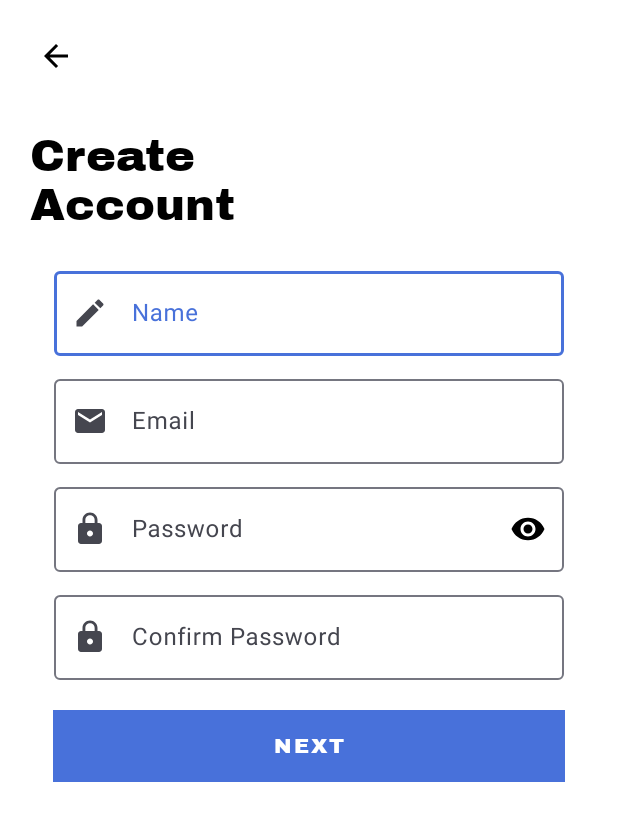
After one commit to Boluyeb/CARpital, an Android app: the SignUpActivity screen opened directly, with no data from a screen before it, on a phone screen of 412 x 824 dp. The commit adds this screen. Shown: the top 821 px of the screen. Run offline under Robolectric (Android 15) with nearby library versions, the phone set to English and light mode, and no system bars.

Commit message:
Created signup activity temporarily which should be improved

```diff
--- a/app/build.gradle
+++ b/app/build.gradle
@@ -36,4 +36,6 @@ dependencies {
     testImplementation 'junit:junit:4.13.2'
     androidTestImplementation 'androidx.test.ext:junit:1.1.3'
     androidTestImplementation 'androidx.test.espresso:espresso-core:3.4.0'
+//    country code picker
+    implementation 'com.hbb20:ccp:2.5.0'
 }
--- /dev/null
+++ b/app/src/main/java/uk/ac/tees/a0174604/carpital/SignUpActivity.java
@@ -0,0 +1,51 @@
+package uk.ac.tees.a0174604.carpital;
+
+import androidx.appcompat.app.AppCompatActivity;
+
+import android.app.ActivityOptions;
+import android.content.Intent;
+import android.os.Bundle;
+import android.util.Pair;
+import android.view.View;
+import android.widget.Button;
+import android.widget.ImageView;
+import android.widget.TextView;
+
+public class SignUpActivity extends AppCompatActivity {
+
+    ImageView signup_backBtn;
+    TextView signup_welcome;
+    Button signup_nextBtn;
+
+
+    @Override
+    protected void onCreate(Bundle savedInstanceState) {
+        super.onCreate(savedInstanceState);
+        setContentView(R.layout.activity_sign_up);
+
+        signup_backBtn = findViewById(R.id.signup_back_button);
+        signup_welcome = findViewById(R.id.signup_welcome);
+        signup_nextBtn = findViewById(R.id.next_signup_btn);
+    }
+
+    public void nextSignupScreen(View view) {
+        Intent intent = new Intent(this,SignupSecondActivity.class);
+
+//        add transition.
+        Pair[] pairs = new Pair[3];
+
+//        for the backbutton transition
+        pairs[0] = new Pair<View,String>(signup_backBtn,"back_arrow_btn");
+        pairs[1] = new Pair<View,String>(signup_welcome,"transition_title_text");
+        pairs[2] = new Pair<View,String>(signup_nextBtn,"transition_next_login");
+
+//        add transitions to activity
+        ActivityOptions options = ActivityOptions.makeSceneTransitionAnimation(SignUpActivity.this,pairs);
+
+//        start activity
+        startActivity(intent,options.toBundle());
+
+
+
+    }
+}
--- /dev/null
+++ b/app/src/main/res/drawable/back_icon.xml
@@ -0,0 +1,5 @@
+<vector android:autoMirrored="true" android:height="24dp"
+    android:tint="#000000" android:viewportHeight="24"
+    android:viewportWidth="24" android:width="24dp" xmlns:android="http://schemas.android.com/apk/res/android">
+    <path android:fillColor="@android:color/white" android:pathData="M20,11H7.83l5.59,-5.59L12,4l-8,8 8,8 1.41,-1.41L7.83,13H20v-2z"/>
+</vector>
--- /dev/null
+++ b/app/src/main/res/drawable/black_border.xml
@@ -0,0 +1,6 @@
+<?xml version="1.0" encoding="utf-8"?>
+<shape android:shape="rectangle" xmlns:android="http://schemas.android.com/apk/res/android">
+    <solid android:color="#00ffffff"/>
+    <stroke android:width="1dp" android:color="#000000"/>
+    <corners android:radius="5dp"/>
+</shape>
--- /dev/null
+++ b/app/src/main/res/drawable/edit_icon.xml
@@ -0,0 +1,5 @@
+<vector android:height="24dp" android:tint="#000000"
+    android:viewportHeight="24" android:viewportWidth="24"
+    android:width="24dp" xmlns:android="http://schemas.android.com/apk/res/android">
+    <path android:fillColor="@android:color/white" android:pathData="M3,17.25V21h3.75L17.81,9.94l-3.75,-3.75L3,17.25zM20.71,7.04c0.39,-0.39 0.39,-1.02 0,-1.41l-2.34,-2.34c-0.39,-0.39 -1.02,-0.39 -1.41,0l-1.83,1.83 3.75,3.75 1.83,-1.83z"/>
+</vector>
--- /dev/null
+++ b/app/src/main/res/drawable/email_icon.xml
@@ -0,0 +1,5 @@
+<vector android:height="24dp" android:tint="#000000"
+    android:viewportHeight="24" android:viewportWidth="24"
+    android:width="24dp" xmlns:android="http://schemas.android.com/apk/res/android">
+    <path android:fillColor="@android:color/white" android:pathData="M20,4L4,4c-1.1,0 -1.99,0.9 -1.99,2L2,18c0,1.1 0.9,2 2,2h16c1.1,0 2,-0.9 2,-2L22,6c0,-1.1 -0.9,-2 -2,-2zM20,8l-8,5 -8,-5L4,6l8,5 8,-5v2z"/>
+</vector>
--- /dev/null
+++ b/app/src/main/res/drawable/phone_icon.xml
@@ -0,0 +1,5 @@
+<vector android:height="24dp" android:tint="#000000"
+    android:viewportHeight="24" android:viewportWidth="24"
+    android:width="24dp" xmlns:android="http://schemas.android.com/apk/res/android">
+    <path android:fillColor="@android:color/white" android:pathData="M6.62,10.79c1.44,2.83 3.76,5.14 6.59,6.59l2.2,-2.2c0.27,-0.27 0.67,-0.36 1.02,-0.24 1.12,0.37 2.33,0.57 3.57,0.57 0.55,0 1,0.45 1,1V20c0,0.55 -0.45,1 -1,1 -9.39,0 -17,-7.61 -17,-17 0,-0.55 0.45,-1 1,-1h3.5c0.55,0 1,0.45 1,1 0,1.25 0.2,2.45 0.57,3.57 0.11,0.35 0.03,0.74 -0.25,1.02l-2.2,2.2z"/>
+</vector>
--- a/app/src/main/res/layout/activity_on_boarding.xml
+++ b/app/src/main/res/layout/activity_on_boarding.xml
@@ -52,7 +52,8 @@
             android:text="@string/let_get_started"
             android:textColor="@color/seed"
             android:visibility="invisible"
-            app:cornerRadius="10dp" />
+            app:cornerRadius="10dp"
+            android:onClick="getStarted"/>
 
 
         <LinearLayout
--- /dev/null
+++ b/app/src/main/res/layout/activity_sign_up.xml
@@ -0,0 +1,157 @@
+<?xml version="1.0" encoding="utf-8"?>
+<LinearLayout xmlns:android="http://schemas.android.com/apk/res/android"
+    xmlns:app="http://schemas.android.com/apk/res-auto"
+    xmlns:tools="http://schemas.android.com/tools"
+    android:layout_width="match_parent"
+    android:layout_height="match_parent"
+    tools:context=".SignUpActivity"
+    android:orientation="vertical"
+    android:background="@color/white"
+    android:padding="20dp">
+
+    <ImageView
+        android:id="@+id/signup_back_button"
+        android:layout_width="wrap_content"
+        android:layout_height="wrap_content"
+        android:padding="5dp"
+        android:src="@drawable/back_icon"
+        android:transitionName="back_arrow_btn"
+        />
+
+<!--    <ImageView-->
+<!--        android:id="@+id/logoImg"-->
+<!--        android:layout_width="150dp"-->
+<!--        android:layout_height="150dp"-->
+<!--        android:src="@drawable/carpital_blue"-->
+<!--        android:contentDescription="@string/logo"-->
+<!--        android:layout_gravity="center"-->
+<!--        />-->
+
+    <TextView
+        android:id="@+id/signup_welcome"
+        android:layout_width="wrap_content"
+        android:layout_height="wrap_content"
+        android:text="@string/create_account"
+        android:textSize="30sp"
+        android:fontFamily="@font/archivo_black"
+        android:textColor="#000000"
+        android:layout_marginTop="30dp"
+        android:transitionName="transition_title_text"
+        />
+
+    <LinearLayout
+        android:layout_width="match_parent"
+        android:layout_height="wrap_content"
+        android:layout_marginTop="20dp"
+        android:layout_marginBottom="20dp"
+        android:orientation="vertical"
+        >
+
+        <com.google.android.material.textfield.TextInputLayout
+            android:id="@+id/username"
+            android:layout_width="match_parent"
+            android:layout_height="wrap_content"
+            android:hint="@string/name_client"
+            style="@style/Widget.Material3.AutoCompleteTextView.OutlinedBox"
+            app:startIconDrawable="@drawable/edit_icon"
+            app:endIconMode="clear_text"
+            app:endIconTint="#000000"
+            android:padding="0dp"
+            >
+
+            <com.google.android.material.textfield.TextInputEditText
+                android:layout_width="match_parent"
+                android:layout_height="wrap_content"
+                android:inputType="text"
+                android:textColor="#000000"/>
+
+        </com.google.android.material.textfield.TextInputLayout>
+
+        <com.google.android.material.textfield.TextInputLayout
+            android:id="@+id/user_email"
+            android:layout_width="match_parent"
+            android:layout_height="wrap_content"
+            android:hint="@string/email"
+            style="@style/Widget.Material3.AutoCompleteTextView.OutlinedBox"
+            app:startIconDrawable="@drawable/email_icon"
+            app:endIconMode="clear_text"
+            app:endIconTint="#000000"
+            android:padding="0dp"
+            android:layout_marginTop="10dp"
+            >
+
+            <com.google.android.material.textfield.TextInputEditText
+                android:layout_width="match_parent"
+                android:layout_height="wrap_content"
+                android:inputType="textEmailAddress"
+                android:textColor="#000000"/>
+
+        </com.google.android.material.textfield.TextInputLayout>
+
+        <com.google.android.material.textfield.TextInputLayout
+            android:id="@+id/password"
+            android:layout_width="match_parent"
+            android:layout_height="wrap_content"
+            android:hint="@string/password"
+            app:passwordToggleEnabled="true"
+            app:passwordToggleTint="#000000"
+            style="@style/Widget.Material3.AutoCompleteTextView.OutlinedBox"
+            app:startIconDrawable="@drawable/password"
+            android:padding="0dp"
+            android:layout_marginTop="10dp">
+
+            <com.google.android.material.textfield.TextInputEditText
+                android:layout_width="match_parent"
+                android:layout_height="wrap_content"
+                android:inputType="textPassword"
+                android:textColor="#000000"/>
+
+        </com.google.android.material.textfield.TextInputLayout>
+
+        <com.google.android.material.textfield.TextInputLayout
+            android:id="@+id/confirm_password"
+            android:layout_width="match_parent"
+            android:layout_height="wrap_content"
+            android:hint="@string/confirm_password"
+            style="@style/Widget.Material3.AutoCompleteTextView.OutlinedBox"
+            app:endIconMode="clear_text"
+            app:endIconTint="#000000"
+            app:startIconDrawable="@drawable/password"
+            android:padding="0dp"
+            android:layout_marginTop="10dp">
+
+            <com.google.android.material.textfield.TextInputEditText
+                android:layout_width="match_parent"
+                android:layout_height="wrap_content"
+                android:inputType="textPassword"
+                android:textColor="#000000"/>
+
+        </com.google.android.material.textfield.TextInputLayout>
+
+
+        <Button
+            android:id="@+id/next_signup_btn"
+            android:layout_width="match_parent"
+            android:layout_height="wrap_content"
+            android:layout_marginStart="15dp"
+            android:layout_marginEnd="15dp"
+            android:text="@string/next"
+            android:fontFamily="@font/archivo_black"
+            android:background="@color/seed"
+            android:letterSpacing="0.1"
+            android:textColor="@color/white"
+            android:layout_marginTop="20dp"
+            android:elevation="5dp"
+            android:transitionName="transition_next_login"
+            android:onClick="nextSignupScreen"
+            />
+
+
+
+
+
+    </LinearLayout>
+
+
+
+</LinearLayout>
--- a/app/src/main/res/values/colors.xml
+++ b/app/src/main/res/values/colors.xml
@@ -62,5 +62,6 @@
     <color name="md_theme_dark_outlineVariant">#45464F</color>
     <color name="md_theme_dark_scrim">#000000</color>
     <color name="CustomColor1">#4871DA</color>
+    <color name="white">#FFFFFF</color>
 
 </resources>
--- a/app/src/main/res/values/strings.xml
+++ b/app/src/main/res/values/strings.xml
@@ -35,5 +35,12 @@
     <string name="google_signin">Sign-in with Google</string>
     <string name="signup">Don\'t have an account? SignUp</string>
     <string name="remember_me">Remember Me</string>
+    <string name="create_account">Create \nAccount</string>
+    <string name="name_client">Name</string>
+    <string name="email">Email</string>
+    <string name="confirm_password">Confirm Password</string>
+    <string name="next">NEXT</string>
+    <string name="phone_number">Phone Number</string>
+    <string name="submit">SUBMIT</string>
 
 </resources>
```
Also changed, not shown: app/src/main/AndroidManifest.xml (+14 -0 lines), app/src/main/java/uk/ac/tees/a0174604/carpital/LoginActivity.java (+35 -0 lines), app/src/main/java/uk/ac/tees/a0174604/carpital/OnBoarding.java (+22 -16 lines), app/src/main/java/uk/ac/tees/a0174604/carpital/SignupSecondActivity.java (added, +14 -0 lines), app/src/main/res/layout/activity_login.xml (+15 -4 lines), app/src/main/res/layout/activity_signup_second.xml (added, +115 -0 lines).
